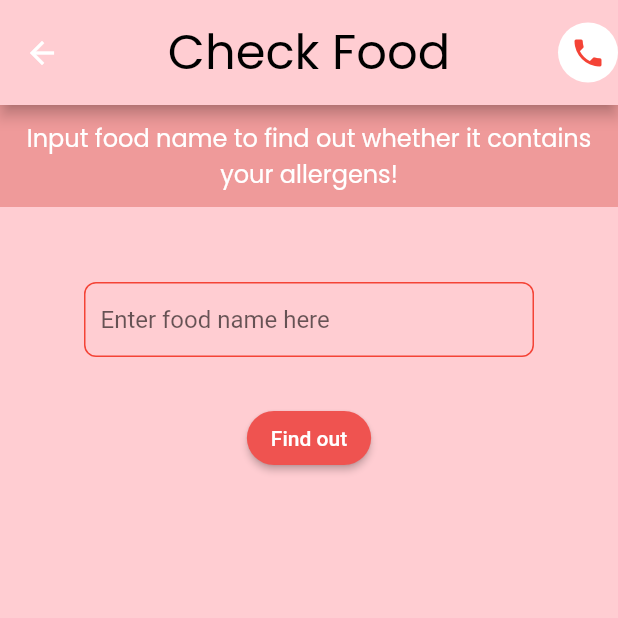
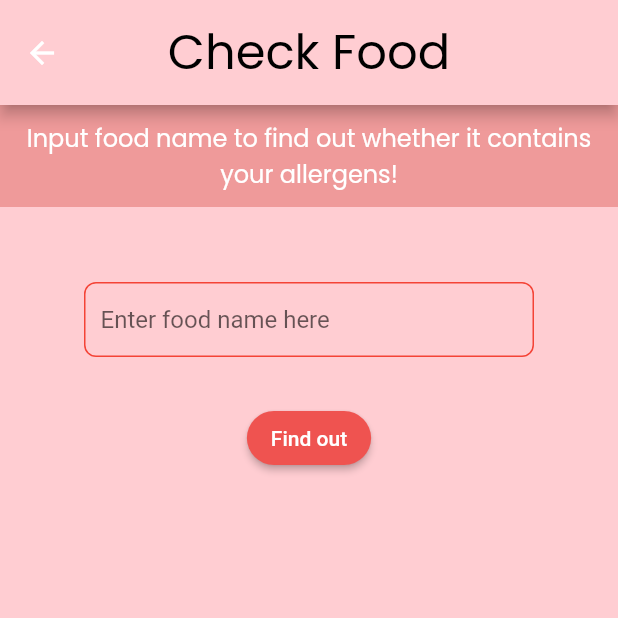
Before and after one commit to gavin331/orbital, a Flutter app: the CheckFood screen opened directly, on a phone screen of 412 x 824 dp, the top half of it. Run offline on Flutter 3.47's test engine with Material 2 defaults, Android fonts, the phone set to English and light mode, and no system bars; our stand-ins replace awesome_dialog, cloud_firestore, firebase_auth, firebase_core, firebase_storage, flutter_sticky_header and 1 more; accounts and stored records are empty; network calls fail.

Commit message:
Removed emergency call button from check food and user profile

```diff
--- a/lib/screens/CheckFood.dart
+++ b/lib/screens/CheckFood.dart
@@ -38,9 +38,6 @@ class _CheckFoodState extends State<CheckFood> {
         ),
         centerTitle: true,
         backgroundColor: Colors.red[100],
-        actions: const [
-          EmergencyCallButton(),
-        ],
       ),
       // Set the Scaffold's backgroundColor to match the AppBar's color
       backgroundColor: Colors.red[100],
--- a/lib/screens/UserProfile.dart
+++ b/lib/screens/UserProfile.dart
@@ -48,9 +48,6 @@ class _UserProfileState extends State<UserProfile> with TickerProviderStateMixin
         title: const Text('User Profile'),
         centerTitle: true,
         elevation: 0,
-        actions: const [
-          EmergencyCallButton(),
-        ],
       ),
       body: Center(
         child: Column(
```
